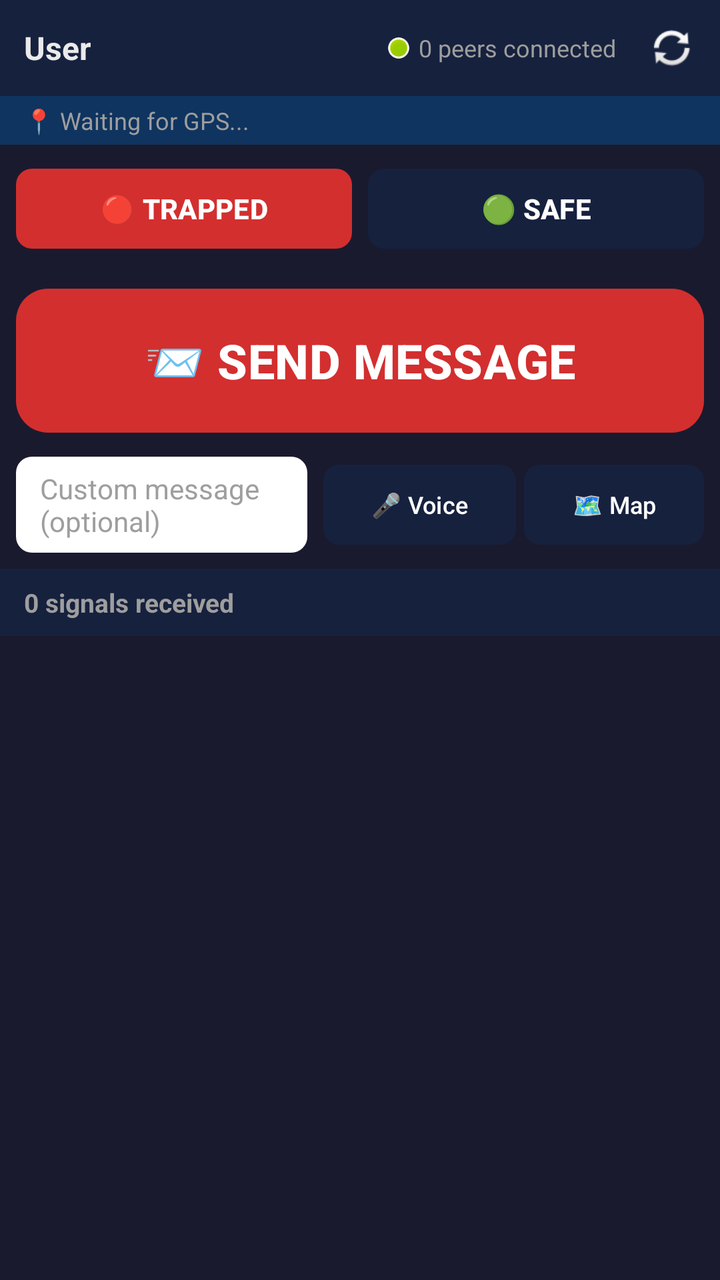
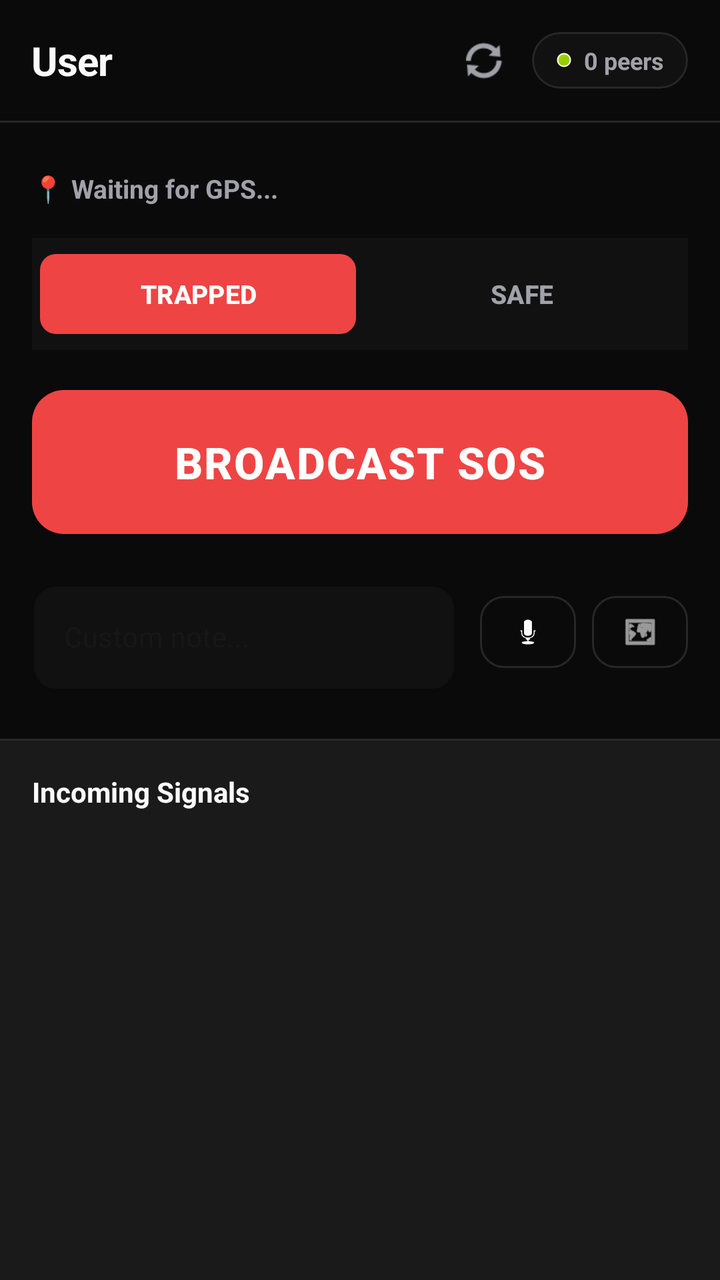

An Android layout rendered at two revisions. The XML below is the earlier revision; the diff shows what the commit changed to produce the second picture.
<!-- AndroidManifest.xml: application theme Theme.Lifeline -->
<!-- res/layout/activity_main.xml -->
<?xml version="1.0" encoding="utf-8"?>
<androidx.constraintlayout.widget.ConstraintLayout
    xmlns:android="http://schemas.android.com/apk/res/android"
    xmlns:app="http://schemas.android.com/apk/res-auto"
    android:layout_width="match_parent"
    android:layout_height="match_parent"
    android:background="@color/dark_background">

    
    <LinearLayout
        android:id="@+id/topBar"
        android:layout_width="0dp"
        android:layout_height="wrap_content"
        android:orientation="horizontal"
        android:gravity="center_vertical"
        android:padding="12dp"
        android:background="@color/dark_surface"
        app:layout_constraintTop_toTopOf="parent"
        app:layout_constraintStart_toStartOf="parent"
        app:layout_constraintEnd_toEndOf="parent">

        <TextView
            android:id="@+id/tvUserName"
            android:layout_width="0dp"
            android:layout_height="wrap_content"
            android:layout_weight="1"
            android:text="User"
            android:textSize="16sp"
            android:textColor="@color/text_primary"
            android:textStyle="bold"/>

        <ImageView
            android:id="@+id/ivConnectionStatus"
            android:layout_width="12dp"
            android:layout_height="12dp"
            android:src="@android:drawable/presence_online"
            android:layout_marginEnd="4dp"/>

        <TextView
            android:id="@+id/tvConnectionCount"
            android:layout_width="wrap_content"
            android:layout_height="wrap_content"
            android:text="0 peers connected"
            android:textSize="12sp"
            android:textColor="@color/text_secondary"
            android:layout_marginEnd="16dp"/>

        <ImageView
            android:id="@+id/btnRefreshPeers"
            android:layout_width="24dp"
            android:layout_height="24dp"
            android:src="@android:drawable/ic_popup_sync"
            android:background="?attr/selectableItemBackgroundBorderless"
            android:contentDescription="Refresh Peers"/>
    </LinearLayout>

    
    <TextView
        android:id="@+id/tvLocation"
        android:layout_width="0dp"
        android:layout_height="wrap_content"
        android:text="📍 Waiting for GPS..."
        android:textSize="12sp"
        android:textColor="@color/text_secondary"
        android:paddingHorizontal="12dp"
        android:paddingVertical="4dp"
        android:background="@color/dark_surface_variant"
        app:layout_constraintTop_toBottomOf="@id/topBar"
        app:layout_constraintStart_toStartOf="parent"
        app:layout_constraintEnd_toEndOf="parent"/>

    
    <LinearLayout
        android:id="@+id/statusToggle"
        android:layout_width="0dp"
        android:layout_height="wrap_content"
        android:orientation="horizontal"
        android:padding="8dp"
        app:layout_constraintTop_toBottomOf="@id/tvLocation"
        app:layout_constraintStart_toStartOf="parent"
        app:layout_constraintEnd_toEndOf="parent">

        <com.google.android.material.button.MaterialButton
            android:id="@+id/btnTrapped"
            android:layout_width="0dp"
            android:layout_height="48dp"
            android:layout_weight="1"
            android:text="🔴 TRAPPED"
            android:textSize="14sp"
            android:textStyle="bold"
            app:backgroundTint="@color/emergency_red"
            app:cornerRadius="8dp"
            android:layout_marginEnd="4dp"/>

        <com.google.android.material.button.MaterialButton
            android:id="@+id/btnSafe"
            android:layout_width="0dp"
            android:layout_height="48dp"
            android:layout_weight="1"
            android:text="🟢 SAFE"
            android:textSize="14sp"
            android:textStyle="bold"
            app:backgroundTint="@color/dark_surface"
            app:cornerRadius="8dp"
            android:layout_marginStart="4dp"/>
    </LinearLayout>

    
    <com.google.android.material.button.MaterialButton
        android:id="@+id/btnSos"
        android:layout_width="0dp"
        android:layout_height="80dp"
        android:text="📨 SEND MESSAGE"
        android:textSize="24sp"
        android:textStyle="bold"
        app:backgroundTint="@color/emergency_red"
        app:cornerRadius="16dp"
        android:layout_marginHorizontal="8dp"
        android:layout_marginTop="4dp"
        app:layout_constraintTop_toBottomOf="@id/statusToggle"
        app:layout_constraintStart_toStartOf="parent"
        app:layout_constraintEnd_toEndOf="parent"/>

    
    <LinearLayout
        android:id="@+id/inputRow"
        android:layout_width="0dp"
        android:layout_height="wrap_content"
        android:orientation="horizontal"
        android:gravity="center_vertical"
        android:padding="8dp"
        app:layout_constraintTop_toBottomOf="@id/btnSos"
        app:layout_constraintStart_toStartOf="parent"
        app:layout_constraintEnd_toEndOf="parent">

        <com.google.android.material.textfield.TextInputEditText
            android:id="@+id/etMessage"
            android:layout_width="0dp"
            android:layout_height="48dp"
            android:layout_weight="1"
            android:hint="Custom message (optional)"
            android:textSize="14sp"
            android:textColor="@color/text_primary"
            android:textColorHint="@color/text_secondary"
            android:background="@drawable/bg_rounded_white"
            android:paddingHorizontal="12dp"
            android:layout_marginEnd="8dp"/>

        <com.google.android.material.button.MaterialButton
            android:id="@+id/btnVoice"
            android:layout_width="wrap_content"
            android:layout_height="48dp"
            android:text="🎤 Voice"
            android:textSize="12sp"
            app:backgroundTint="@color/dark_surface"
            app:cornerRadius="8dp"
            android:layout_marginEnd="4dp"/>

        <com.google.android.material.button.MaterialButton
            android:id="@+id/btnMap"
            android:layout_width="wrap_content"
            android:layout_height="48dp"
            android:text="🗺️ Map"
            android:textSize="12sp"
            app:backgroundTint="@color/dark_surface"
            app:cornerRadius="8dp"/>
    </LinearLayout>

    
    <TextView
        android:id="@+id/tvRecordingStatus"
        android:layout_width="wrap_content"
        android:layout_height="wrap_content"
        android:text="🔴 Recording..."
        android:textColor="@color/emergency_red"
        android:textSize="12sp"
        android:visibility="gone"
        android:paddingHorizontal="12dp"
        app:layout_constraintTop_toBottomOf="@id/inputRow"
        app:layout_constraintStart_toStartOf="parent"/>

    
    <TextView
        android:id="@+id/tvMessageCount"
        android:layout_width="0dp"
        android:layout_height="wrap_content"
        android:text="0 signals received"
        android:textSize="13sp"
        android:textStyle="bold"
        android:textColor="@color/text_secondary"
        android:paddingHorizontal="12dp"
        android:paddingVertical="8dp"
        android:background="@color/dark_surface"
        app:layout_constraintTop_toBottomOf="@id/tvRecordingStatus"
        app:layout_constraintStart_toStartOf="parent"
        app:layout_constraintEnd_toEndOf="parent"/>

    
    <androidx.recyclerview.widget.RecyclerView
        android:id="@+id/rvMessages"
        android:layout_width="0dp"
        android:layout_height="0dp"
        android:clipToPadding="false"
        android:paddingBottom="8dp"
        app:layout_constraintTop_toBottomOf="@id/tvMessageCount"
        app:layout_constraintBottom_toBottomOf="parent"
        app:layout_constraintStart_toStartOf="parent"
        app:layout_constraintEnd_toEndOf="parent"/>

</androidx.constraintlayout.widget.ConstraintLayout>
<!-- resources referenced by this layout -->
<resources>
  <color name="dark_background">#1A1A2E</color>
  <color name="dark_surface">#16213E</color>
  <color name="dark_surface_variant">#0F3460</color>
  <color name="emergency_red">#D32F2F</color>
  <color name="text_primary">#EAEAEA</color>
  <color name="text_secondary">#9E9E9E</color>
  <!-- drawable bg_rounded_white (drawable) -->
  <?xml version="1.0" encoding="utf-8"?>
  <shape xmlns:android="http://schemas.android.com/apk/res/android">
      <solid android:color="@android:color/white"/>
      <corners android:radius="8dp"/>
      <padding
          android:left="8dp"
          android:top="4dp"
          android:right="8dp"
          android:bottom="4dp"/>
  </shape>
  <style name="Theme.Lifeline" parent="Theme.Material3.DayNight.NoActionBar">
          <item name="colorPrimary">@color/emergency_red</item>
          <item name="colorPrimaryDark">@color/emergency_red_dark</item>
          <item name="colorAccent">@color/emergency_red</item>
          <item name="android:windowBackground">@color/dark_background</item>
          <item name="android:statusBarColor">@color/dark_surface</item>
          <item name="android:navigationBarColor">@color/dark_background</item>
          <item name="android:textColor">@color/text_primary</item>
      </style>
  <color name="emergency_red_dark">#B71C1C</color>
</resources>

<!-- the commit's change to res/layout/activity_main.xml (unified diff, before → after) -->
@@ -7,14 +7,12 @@
     android:background="@color/dark_background">
 
     
-    <LinearLayout
+    <androidx.constraintlayout.widget.ConstraintLayout
         android:id="@+id/topBar"
         android:layout_width="0dp"
         android:layout_height="wrap_content"
-        android:orientation="horizontal"
-        android:gravity="center_vertical"
-        android:padding="12dp"
-        android:background="@color/dark_surface"
+        android:padding="16dp"
+        android:background="@color/dark_background"
         app:layout_constraintTop_toTopOf="parent"
         app:layout_constraintStart_toStartOf="parent"
         app:layout_constraintEnd_toEndOf="parent">
@@ -23,26 +21,15 @@
             android:id="@+id/tvUserName"
             android:layout_width="0dp"
             android:layout_height="wrap_content"
-            android:layout_weight="1"
             android:text="User"
-            android:textSize="16sp"
+            android:textSize="20sp"
             android:textColor="@color/text_primary"
-            android:textStyle="bold"/>
-
-        <ImageView
-            android:id="@+id/ivConnectionStatus"
-            android:layout_width="12dp"
-            android:layout_height="12dp"
-            android:src="@android:drawable/presence_online"
-            android:layout_marginEnd="4dp"/>
-
-        <TextView
-            android:id="@+id/tvConnectionCount"
-            android:layout_width="wrap_content"
-            android:layout_height="wrap_content"
-            android:text="0 peers connected"
-            android:textSize="12sp"
-            android:textColor="@color/text_secondary"
+            android:textStyle="bold"
+            android:letterSpacing="-0.02"
+            app:layout_constraintTop_toTopOf="parent"
+            app:layout_constraintBottom_toBottomOf="parent"
+            app:layout_constraintStart_toStartOf="parent"
+            app:layout_constraintEnd_toStartOf="@id/btnRefreshPeers"
             android:layout_marginEnd="16dp"/>
 
         <ImageView
@@ -50,148 +37,243 @@
             android:layout_width="24dp"
             android:layout_height="24dp"
             android:src="@android:drawable/ic_popup_sync"
+            app:tint="@color/text_secondary"
             android:background="?attr/selectableItemBackgroundBorderless"
-            android:contentDescription="Refresh Peers"/>
-    </LinearLayout>
+            android:contentDescription="Refresh Peers"
+            app:layout_constraintTop_toTopOf="parent"
+            app:layout_constraintBottom_toBottomOf="parent"
+            app:layout_constraintEnd_toStartOf="@id/connectionContainer"
+            android:layout_marginEnd="12dp"/>
+
+        <com.google.android.material.card.MaterialCardView
+            android:id="@+id/connectionContainer"
+            android:layout_width="wrap_content"
+            android:layout_height="wrap_content"
+            app:cardBackgroundColor="@color/dark_surface"
+            app:cardCornerRadius="16dp"
+            app:cardElevation="0dp"
+            app:strokeWidth="1dp"
+            app:strokeColor="@color/border_color"
+            app:layout_constraintTop_toTopOf="parent"
+            app:layout_constraintBottom_toBottomOf="parent"
+            app:layout_constraintEnd_toEndOf="parent">
+            
+            <LinearLayout
+                android:layout_width="wrap_content"
+                android:layout_height="wrap_content"
+                android:orientation="horizontal"
+                android:gravity="center_vertical"
+                android:paddingHorizontal="12dp"
+                android:paddingVertical="6dp">
+                
+                <ImageView
+                    android:id="@+id/ivConnectionStatus"
+                    android:layout_width="8dp"
+                    android:layout_height="8dp"
+                    android:src="@android:drawable/presence_online"
+                    android:layout_marginEnd="6dp"/>
+
+                <TextView
+                    android:id="@+id/tvConnectionCount"
+                    android:layout_width="wrap_content"
+                    android:layout_height="wrap_content"
+                    android:text="0 peers"
+                    android:textSize="12sp"
+                    android:textStyle="bold"
+                    android:textColor="@color/text_secondary"/>
+            </LinearLayout>
+        </com.google.android.material.card.MaterialCardView>
+    </androidx.constraintlayout.widget.ConstraintLayout>
+
+    <View
+        android:id="@+id/divider1"
+        android:layout_width="0dp"
+        android:layout_height="1dp"
+        android:background="@color/border_color"
+        app:layout_constraintTop_toBottomOf="@id/topBar"
+        app:layout_constraintStart_toStartOf="parent"
+        app:layout_constraintEnd_toEndOf="parent"/>
 
     
-    <TextView
-        android:id="@+id/tvLocation"
+    <androidx.constraintlayout.widget.ConstraintLayout
+        android:id="@+id/actionSection"
         android:layout_width="0dp"
         android:layout_height="wrap_content"
-        android:text="📍 Waiting for GPS..."
-        android:textSize="12sp"
-        android:textColor="@color/text_secondary"
-        android:paddingHorizontal="12dp"
-        android:paddingVertical="4dp"
-        android:background="@color/dark_surface_variant"
-        app:layout_constraintTop_toBottomOf="@id/topBar"
-        app:layout_constraintStart_toStartOf="parent"
-        app:layout_constraintEnd_toEndOf="parent"/>
-
-    
-    <LinearLayout
-        android:id="@+id/statusToggle"
-        android:layout_width="0dp"
-        android:layout_height="wrap_content"
-        android:orientation="horizontal"
-        android:padding="8dp"
-        app:layout_constraintTop_toBottomOf="@id/tvLocation"
+        android:paddingHorizontal="16dp"
+        android:paddingVertical="24dp"
+        app:layout_constraintTop_toBottomOf="@id/divider1"
         app:layout_constraintStart_toStartOf="parent"
         app:layout_constraintEnd_toEndOf="parent">
 
+        <TextView
+            android:id="@+id/tvLocation"
+            android:layout_width="0dp"
+            android:layout_height="wrap_content"
+            android:text="📍 Waiting for GPS..."
+            android:textSize="13sp"
+            android:textStyle="bold"
+            android:textColor="@color/text_secondary"
+            app:layout_constraintTop_toTopOf="parent"
+            app:layout_constraintStart_toStartOf="parent"
+            app:layout_constraintEnd_toEndOf="parent"
+            android:layout_marginBottom="16dp"/>
+
+        
+        <LinearLayout
+            android:id="@+id/statusToggle"
+            android:layout_width="0dp"
+            android:layout_height="wrap_content"
+            android:orientation="horizontal"
+            android:background="@color/dark_surface"
+            android:padding="4dp"
+            app:layout_constraintTop_toBottomOf="@id/tvLocation"
+            app:layout_constraintStart_toStartOf="parent"
+            app:layout_constraintEnd_toEndOf="parent"
+            android:layout_marginTop="16dp">
+
+            <com.google.android.material.button.MaterialButton
+                android:id="@+id/btnTrapped"
+                android:layout_width="0dp"
+                android:layout_height="48dp"
+                android:layout_weight="1"
+                android:text="TRAPPED"
+                android:textSize="13sp"
+                android:textStyle="bold"
+                android:textColor="@color/white"
+                app:backgroundTint="@color/emergency_red"
+                app:cornerRadius="8dp"
+                android:layout_marginEnd="2dp"
+                app:elevation="0dp"/>
+
+            <com.google.android.material.button.MaterialButton
+                android:id="@+id/btnSafe"
+                android:layout_width="0dp"
+                android:layout_height="48dp"
+                android:layout_weight="1"
+                android:text="SAFE"
+                android:textSize="13sp"
+                android:textStyle="bold"
+                android:textColor="@color/text_secondary"
+                app:backgroundTint="@color/dark_surface"
+                app:cornerRadius="8dp"
+                android:layout_marginStart="2dp"
+                app:elevation="0dp"/>
+        </LinearLayout>
+
+        
         <com.google.android.material.button.MaterialButton
-            android:id="@+id/btnTrapped"
-            android:layout_width="0dp"
-            android:layout_height="48dp"
-            android:layout_weight="1"
-            android:text="🔴 TRAPPED"
-            android:textSize="14sp"
-            android:textStyle="bold"
+            android:id="@+id/btnSos"
+            android:layout_width="0dp"
+            android:layout_height="80dp"
+            android:text="BROADCAST SOS"
+            android:textSize="22sp"
+            android:textStyle="bold"
+            android:letterSpacing="0.03"
+            android:textColor="@color/white"
             app:backgroundTint="@color/emergency_red"
-            app:cornerRadius="8dp"
-            android:layout_marginEnd="4dp"/>
-
-        <com.google.android.material.button.MaterialButton
-            android:id="@+id/btnSafe"
-            android:layout_width="0dp"
-            android:layout_height="48dp"
-            android:layout_weight="1"
-            android:text="🟢 SAFE"
-            android:textSize="14sp"
-            android:textStyle="bold"
-            app:backgroundTint="@color/dark_surface"
-            app:cornerRadius="8dp"
-            android:layout_marginStart="4dp"/>
-    </LinearLayout>
-
-    
-    <com.google.android.material.button.MaterialButton
-        android:id="@+id/btnSos"
-        android:layout_width="0dp"
-        android:layout_height="80dp"
-        android:text="📨 SEND MESSAGE"
-        android:textSize="24sp"
-        android:textStyle="bold"
-        app:backgroundTint="@color/emergency_red"
-        app:cornerRadius="16dp"
-        android:layout_marginHorizontal="8dp"
-        android:layout_marginTop="4dp"
-        app:layout_constraintTop_toBottomOf="@id/statusToggle"
-        app:layout_constraintStart_toStartOf="parent"
-        app:layout_constraintEnd_toEndOf="parent"/>
-
-    
-    <LinearLayout
-        android:id="@+id/inputRow"
-        android:layout_width="0dp"
-        android:layout_height="wrap_content"
-        android:orientation="horizontal"
-        android:gravity="center_vertical"
-        android:padding="8dp"
-        app:layout_constraintTop_toBottomOf="@id/btnSos"
-        app:layout_constraintStart_toStartOf="parent"
-        app:layout_constraintEnd_toEndOf="parent">
-
-        <com.google.android.material.textfield.TextInputEditText
-            android:id="@+id/etMessage"
-            android:layout_width="0dp"
-            android:layout_height="48dp"
-            android:layout_weight="1"
-            android:hint="Custom message (optional)"
-            android:textSize="14sp"
-            android:textColor="@color/text_primary"
-            android:textColorHint="@color/text_secondary"
-            android:background="@drawable/bg_rounded_white"
-            android:paddingHorizontal="12dp"
-            android:layout_marginEnd="8dp"/>
-
-        <com.google.android.material.button.MaterialButton
-            android:id="@+id/btnVoice"
+            app:cornerRadius="16dp"
+            app:layout_constraintTop_toBottomOf="@id/statusToggle"
+            app:layout_constraintStart_toStartOf="parent"
+            app:layout_constraintEnd_toEndOf="parent"
+            android:layout_marginTop="16dp"/>
+
+        
+        <LinearLayout
+            android:id="@+id/inputRow"
+            android:layout_width="0dp"
+            android:layout_height="wrap_content"
+            android:orientation="horizontal"
+            android:gravity="center_vertical"
+            app:layout_constraintTop_toBottomOf="@id/btnSos"
+            app:layout_constraintStart_toStartOf="parent"
+            app:layout_constraintEnd_toEndOf="parent"
+            android:layout_marginTop="16dp">
+
+            <com.google.android.material.textfield.TextInputLayout
+                style="@style/Widget.MaterialComponents.TextInputLayout.OutlinedBox"
+                android:layout_width="0dp"
+                android:layout_height="wrap_content"
+                android:layout_weight="1"
+                android:hint="Custom note..."
+                app:boxCornerRadiusTopStart="12dp"
+                app:boxCornerRadiusTopEnd="12dp"
+                app:boxCornerRadiusBottomStart="12dp"
+                app:boxCornerRadiusBottomEnd="12dp"
+                app:boxStrokeColor="@color/border_color"
+                app:hintTextColor="@color/text_secondary"
+                app:boxBackgroundColor="@color/dark_surface"
+                android:layout_marginEnd="12dp">
+
+                <com.google.android.material.textfield.TextInputEditText
+                    android:id="@+id/etMessage"
+                    android:layout_width="match_parent"
+                    android:layout_height="wrap_content"
+                    android:textColor="@color/text_primary"
+                    android:textSize="14sp"/>
+            </com.google.android.material.textfield.TextInputLayout>
+
+            <com.google.android.material.button.MaterialButton
+                android:id="@+id/btnVoice"
+                style="@style/Widget.MaterialComponents.Button.OutlinedButton"
+                android:layout_width="48dp"
+                android:layout_height="48dp"
+                app:icon="@android:drawable/ic_btn_speak_now"
+                app:iconTint="@color/text_primary"
+                app:iconGravity="textStart"
+                app:iconPadding="0dp"
+                app:strokeColor="@color/border_color"
+                app:cornerRadius="12dp"
+                android:layout_marginEnd="8dp"/>
+
+            <com.google.android.material.button.MaterialButton
+                android:id="@+id/btnMap"
+                style="@style/Widget.MaterialComponents.Button.OutlinedButton"
+                android:layout_width="48dp"
+                android:layout_height="48dp"
+                app:icon="@android:drawable/ic_menu_mapmode"
+                app:iconTint="@color/text_primary"
+                app:iconGravity="textStart"
+                app:iconPadding="0dp"
+                app:strokeColor="@color/border_color"
+                app:cornerRadius="12dp"/>
+        </LinearLayout>
+
+        <TextView
+            android:id="@+id/tvRecordingStatus"
             android:layout_width="wrap_content"
-            android:layout_height="48dp"
-            android:text="🎤 Voice"
+            android:layout_height="wrap_content"
+            android:text="Recording Audio..."
+            android:textColor="@color/emergency_red"
             android:textSize="12sp"
-            app:backgroundTint="@color/dark_surface"
-            app:cornerRadius="8dp"
-            android:layout_marginEnd="4dp"/>
-
-        <com.google.android.material.button.MaterialButton
-            android:id="@+id/btnMap"
-            android:layout_width="wrap_content"
-            android:layout_height="48dp"
-            android:text="🗺️ Map"
-            android:textSize="12sp"
-            app:backgroundTint="@color/dark_surface"
-            app:cornerRadius="8dp"/>
-    </LinearLayout>
-
-    
-    <TextView
-        android:id="@+id/tvRecordingStatus"
-        android:layout_width="wrap_content"
-        android:layout_height="wrap_content"
-        android:text="🔴 Recording..."
-        android:textColor="@color/emergency_red"
-        android:textSize="12sp"
-        android:visibility="gone"
-        android:paddingHorizontal="12dp"
-        app:layout_constraintTop_toBottomOf="@id/inputRow"
-        app:layout_constraintStart_toStartOf="parent"/>
-
-    
+            android:textStyle="bold"
+            android:visibility="gone"
+            app:layout_constraintTop_toBottomOf="@id/inputRow"
+            app:layout_constraintStart_toStartOf="parent"
+            android:layout_marginTop="8dp"/>
+
+    </androidx.constraintlayout.widget.ConstraintLayout>
+
+    <View
+        android:id="@+id/divider2"
+        android:layout_width="0dp"
+        android:layout_height="1dp"
+        android:background="@color/border_color"
+        app:layout_constraintTop_toBottomOf="@id/actionSection"
+        app:layout_constraintStart_toStartOf="parent"
+        app:layout_constraintEnd_toEndOf="parent"/>
+
     <TextView
         android:id="@+id/tvMessageCount"
         android:layout_width="0dp"
         android:layout_height="wrap_content"
-        android:text="0 signals received"
-        android:textSize="13sp"
+        android:text="Incoming Signals"
+        android:textSize="14sp"
         android:textStyle="bold"
-        android:textColor="@color/text_secondary"
-        android:paddingHorizontal="12dp"
-        android:paddingVertical="8dp"
-        android:background="@color/dark_surface"
-        app:layout_constraintTop_toBottomOf="@id/tvRecordingStatus"
+        android:textColor="@color/text_primary"
+        android:paddingHorizontal="16dp"
+        android:paddingVertical="16dp"
+        android:background="@color/dark_surface_variant"
+        app:layout_constraintTop_toBottomOf="@id/divider2"
         app:layout_constraintStart_toStartOf="parent"
         app:layout_constraintEnd_toEndOf="parent"/>
 
@@ -201,7 +283,8 @@
         android:layout_width="0dp"
         android:layout_height="0dp"
         android:clipToPadding="false"
-        android:paddingBottom="8dp"
+        android:padding="8dp"
+        android:background="@color/dark_surface_variant"
         app:layout_constraintTop_toBottomOf="@id/tvMessageCount"
         app:layout_constraintBottom_toBottomOf="parent"
         app:layout_constraintStart_toStartOf="parent"
<!-- resource entries referenced after the edit -->
@@ -1,31 +1,22 @@
 <!-- resources referenced by this layout -->
 <resources>
-  <color name="dark_background">#1A1A2E</color>
-  <color name="dark_surface">#16213E</color>
-  <color name="dark_surface_variant">#0F3460</color>
-  <color name="emergency_red">#D32F2F</color>
-  <color name="text_primary">#EAEAEA</color>
-  <color name="text_secondary">#9E9E9E</color>
-  <!-- drawable bg_rounded_white (drawable) -->
-  <?xml version="1.0" encoding="utf-8"?>
-  <shape xmlns:android="http://schemas.android.com/apk/res/android">
-      <solid android:color="@android:color/white"/>
-      <corners android:radius="8dp"/>
-      <padding
-          android:left="8dp"
-          android:top="4dp"
-          android:right="8dp"
-          android:bottom="4dp"/>
-  </shape>
+  <color name="border_color">#27272A</color>
+  <color name="dark_background">#0A0A0A</color>
+  <color name="dark_surface">#111111</color>
+  <color name="dark_surface_variant">#1A1A1A</color>
+  <color name="emergency_red">#EF4444</color>
+  <color name="text_primary">#FAFAFA</color>
+  <color name="text_secondary">#A1A1AA</color>
+  <color name="white">#FFFFFF</color>
   <style name="Theme.Lifeline" parent="Theme.Material3.DayNight.NoActionBar">
           <item name="colorPrimary">@color/emergency_red</item>
           <item name="colorPrimaryDark">@color/emergency_red_dark</item>
           <item name="colorAccent">@color/emergency_red</item>
           <item name="android:windowBackground">@color/dark_background</item>
-          <item name="android:statusBarColor">@color/dark_surface</item>
+          <item name="android:statusBarColor">@color/dark_background</item>
           <item name="android:navigationBarColor">@color/dark_background</item>
           <item name="android:textColor">@color/text_primary</item>
       </style>
-  <color name="emergency_red_dark">#B71C1C</color>
+  <color name="emergency_red_dark">#DC2626</color>
 </resources>
 
